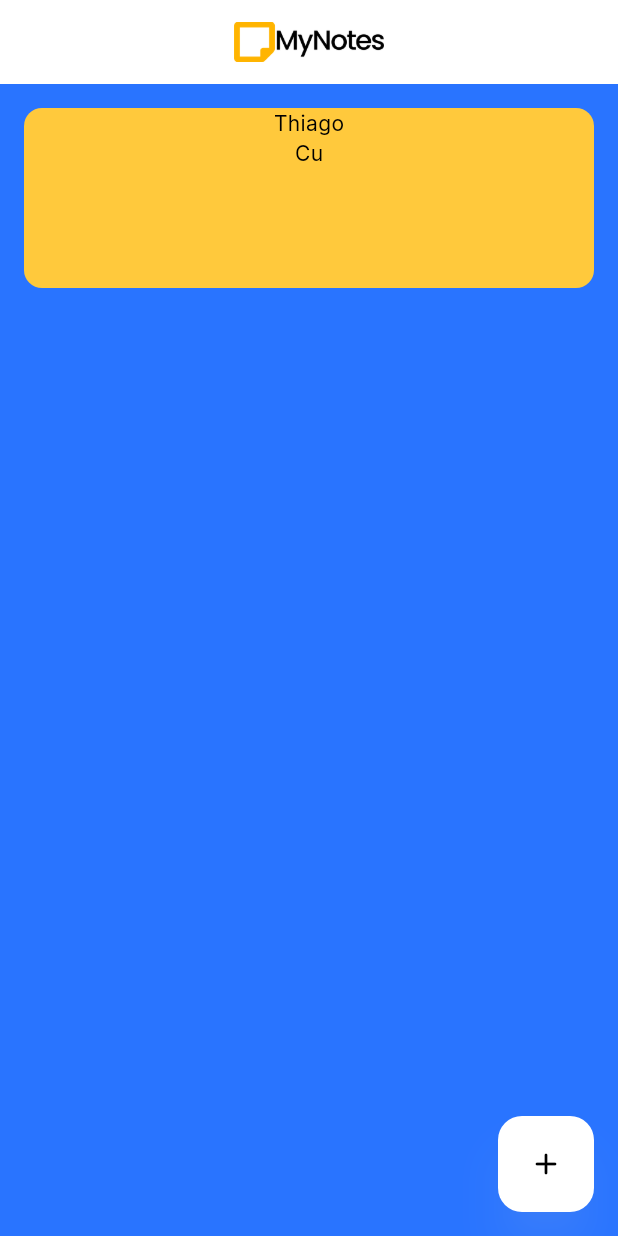
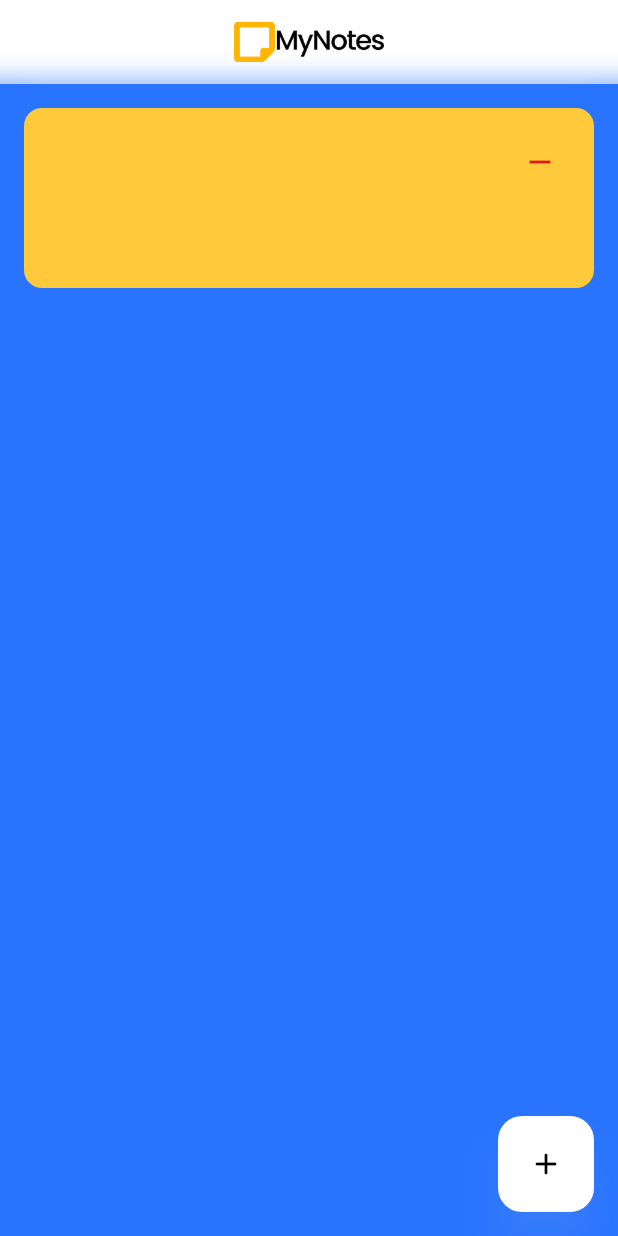
Before and after one commit to thiagofons/mynotes-mobile, a Flutter app: the screen it shows after launch, after a tap on the "add" icon, on a phone screen of 412 x 824 dp. Run offline on Flutter 3.47's test engine with Material 3 defaults, Android fonts, the phone set to English and light mode, and no system bars; our stand-ins replace google_fonts.

Commit message:
📦 NEW: Remove note

```diff
--- a/lib/main.dart
+++ b/lib/main.dart
@@ -2,11 +2,16 @@ import 'package:flutter/material.dart';
 import 'package:google_fonts/google_fonts.dart';
 import 'package:mynotes/providers/note.dart';
 import 'package:mynotes/screens/home.dart';
+import 'package:mynotes/services/note.dart';
 import 'package:provider/provider.dart';
 
 void main() {
+  NoteService noteService = NoteService();
+
   runApp(MultiProvider(
-    providers: [ChangeNotifierProvider(create: (_) => NoteProvider())],
+    providers: [
+      ChangeNotifierProvider(create: (_) => NoteProvider(noteService))
+    ],
     child: const MainApp(),
   ));
 }
@@ -24,9 +29,9 @@ class MainApp extends StatelessWidget {
 
         // Define the default brightness and colors.
         colorScheme: const ColorScheme.light(
-          surface: Colors.white,
-          brightness: Brightness.dark,
-        ),
+            surface: Colors.white,
+            brightness: Brightness.dark,
+            error: Color(0xFFE3170A)),
 
         textTheme: TextTheme(
           titleLarge: GoogleFonts.inter(),
--- a/lib/providers/note.dart
+++ b/lib/providers/note.dart
@@ -1,13 +1,30 @@
 import 'package:flutter/material.dart';
 import 'package:mynotes/models/note.dart';
+import 'package:mynotes/services/note.dart';
+import 'package:uuid/uuid.dart';
 
 class NoteProvider with ChangeNotifier {
-  List<NoteModel> _notes = [NoteModel(title: "Thiago", content: "Cu")];
+  final NoteService _noteService;
+
+  NoteProvider(this._noteService);
+
+  var uuid = Uuid();
+
+  List<NoteModel> _notes = [];
 
   List<NoteModel> get notes => _notes;
 
   void createNote(NoteModel note) {
+    note.id = uuid.v1();
+
     _notes.add(note);
+
+    notifyListeners();
+  }
+
+  void removeNote(String id) {
+    _notes.removeWhere((note) => note.id == id);
+    notifyListeners();
   }
 
   /**
--- a/lib/screens/home.dart
+++ b/lib/screens/home.dart
@@ -1,3 +1,5 @@
+import 'dart:ui';
+
 import 'package:flutter/material.dart';
 import 'package:mynotes/models/note.dart';
 import 'package:mynotes/providers/note.dart';
@@ -10,8 +12,6 @@ class HomeScreen extends StatelessWidget {
 
   @override
   Widget build(BuildContext context) {
-    List<NoteModel> notes = Provider.of<NoteProvider>(context).notes;
-
     return Scaffold(
       appBar: AppBar(
         title: Center(
@@ -21,13 +21,34 @@ class HomeScreen extends StatelessWidget {
           ),
         ),
         centerTitle: true,
+        // backgroundColor: Colors.transparent, // Deixa a AppBar transparente
+        elevation: 0, // Remove a sombra
+        flexibleSpace: ClipRect(
+          child: BackdropFilter(
+            filter: ImageFilter.blur(
+                sigmaX: 10.0, sigmaY: 10.0), // Define o nível de desfoque
+            child: Container(
+              color: Colors.white
+                  .withOpacity(0.25), // Cor translúcida sobre o efeito de blur
+            ),
+          ),
+        ),
       ),
       body: Container(
         color: const Color(0xff2974ff),
-        child: ListView.builder(
-            padding: const EdgeInsets.all(16),
-            itemCount: notes.length,
-            itemBuilder: (context, index) => Note(data: notes[index])),
+        child: Consumer<NoteProvider>(
+          builder: (context, noteProvider, child) {
+            List<NoteModel> notes = noteProvider.notes;
+            return ListView.builder(
+              padding: const EdgeInsets.all(16),
+              itemCount: notes.length,
+              itemBuilder: (context, index) => Container(
+                margin: const EdgeInsets.only(bottom: 12),
+                child: Note(data: notes[index]),
+              ),
+            );
+          },
+        ),
       ),
       floatingActionButton: const AddNoteButton(),
     );
--- a/lib/widgets/add_note_button.dart
+++ b/lib/widgets/add_note_button.dart
@@ -1,12 +1,20 @@
 import 'package:flutter/material.dart';
+import 'package:mynotes/models/note.dart';
+import 'package:mynotes/providers/note.dart';
+import 'package:provider/provider.dart';
 
 class AddNoteButton extends StatelessWidget {
   const AddNoteButton({super.key});
 
   @override
   Widget build(BuildContext context) {
+    addNote() {
+      Provider.of<NoteProvider>(context, listen: false)
+          .createNote(NoteModel(title: ""));
+    }
+
     return ElevatedButton(
-        onPressed: () {},
+        onPressed: () => addNote(),
         style: const ButtonStyle(
           surfaceTintColor: WidgetStatePropertyAll(Color(0x22ffffff)),
           shadowColor: WidgetStatePropertyAll(Color(0x22ffffff)),
--- a/lib/widgets/note.dart
+++ b/lib/widgets/note.dart
@@ -1,5 +1,7 @@
 import 'package:flutter/material.dart';
 import 'package:mynotes/models/note.dart';
+import 'package:mynotes/providers/note.dart';
+import 'package:provider/provider.dart';
 
 class Note extends StatefulWidget {
   final NoteModel data;
@@ -13,14 +15,44 @@ class Note extends StatefulWidget {
 class _NoteState extends State<Note> {
   @override
   Widget build(BuildContext context) {
+    removeNote() {
+      Provider.of<NoteProvider>(context, listen: false)
+          .removeNote(widget.data.id!);
+    }
+
     return Container(
       width: 120,
       height: 120,
+      padding: const EdgeInsets.all(12), // padding igual em todos os lados
       decoration: const BoxDecoration(
-          color: Color(0xffffc93c),
-          borderRadius: BorderRadius.all(Radius.circular(12))),
+        color: Color(0xffffc93c),
+        borderRadius: BorderRadius.all(Radius.circular(12)),
+      ),
       child: Column(
-        children: [Text(widget.data.title!), Text(widget.data.content ?? "")],
+        crossAxisAlignment: CrossAxisAlignment.start,
+        children: [
+          Row(
+            mainAxisAlignment: MainAxisAlignment.spaceBetween,
+            crossAxisAlignment: CrossAxisAlignment.center,
+            children: [
+              Text(
+                widget.data.title ?? "",
+                style: Theme.of(context).textTheme.titleMedium,
+              ),
+              IconButton(
+                  onPressed: () => removeNote(),
+                  icon: Icon(
+                    Icons.remove,
+                    size: 24,
+                    color: Theme.of(context).colorScheme.error,
+                  ))
+            ],
+          ),
+          Text(
+            widget.data.content ?? "",
+            style: Theme.of(context).textTheme.bodyMedium,
+          ),
+        ],
       ),
     );
   }
--- a/pubspec.yaml
+++ b/pubspec.yaml
@@ -11,6 +11,7 @@ dependencies:
     sdk: flutter
   google_fonts: ^6.2.1
   provider: ^6.1.2
+  uuid: ^4.4.2
 
 dev_dependencies:
   flutter_test:
```
Also changed, not shown: pubspec.lock.
